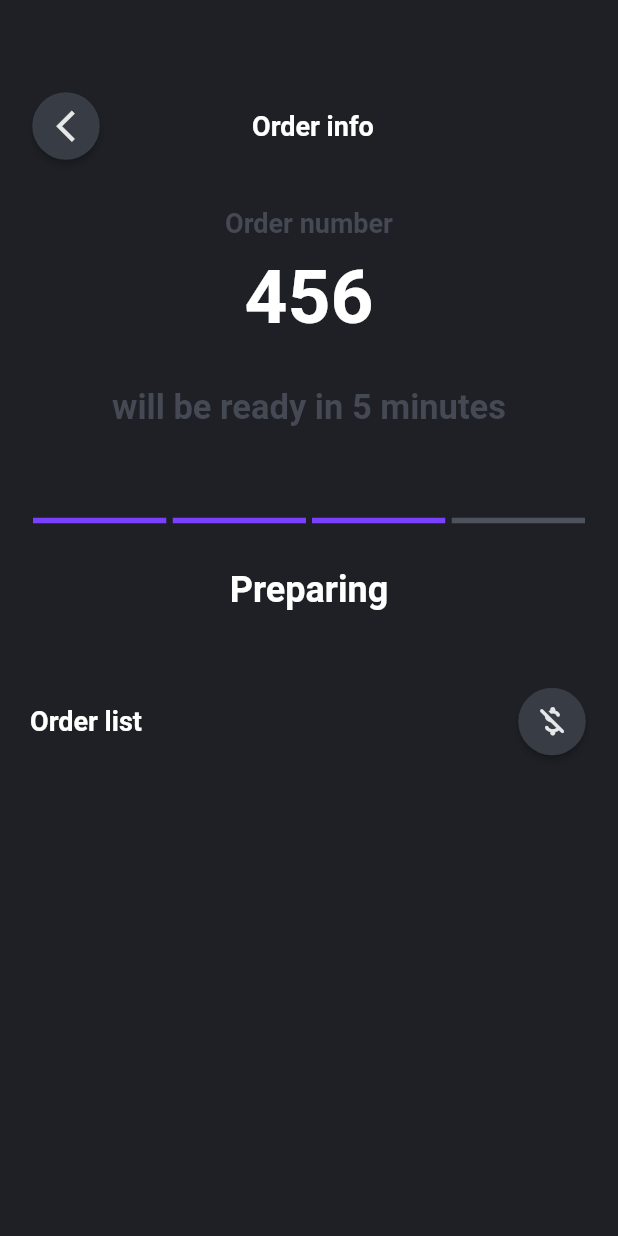
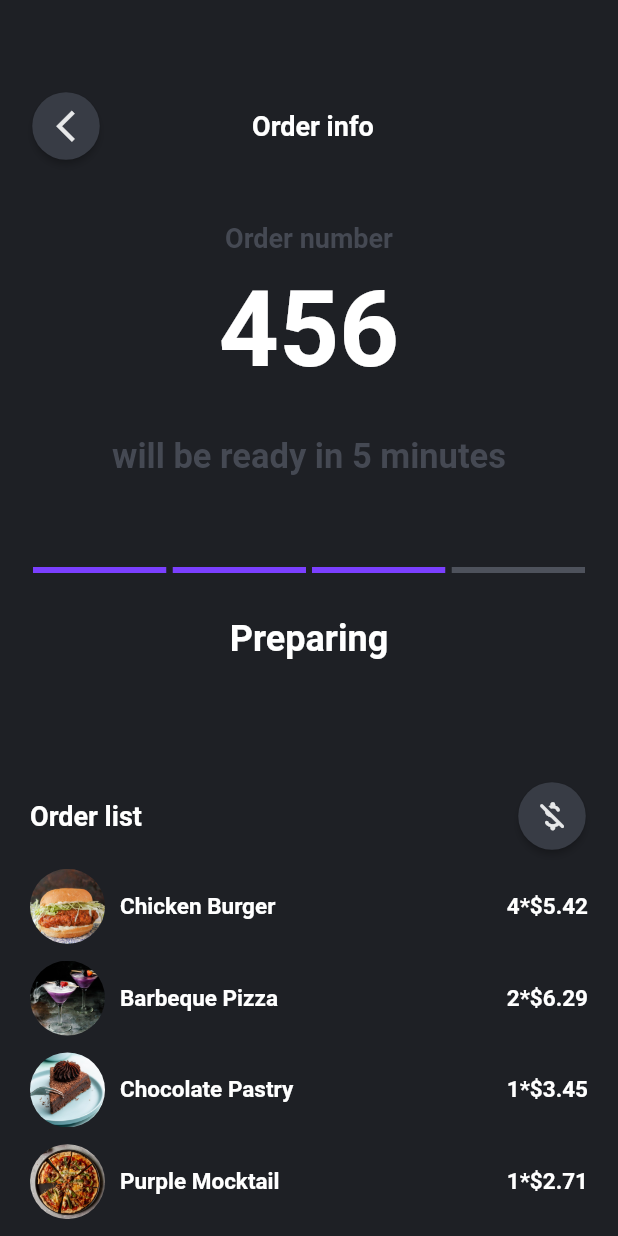
Before and after one commit to tanyarajhans/restaurant_ui_flutter, a Flutter app: the OrderScreen screen opened by its route, on a phone screen of 412 x 824 dp. Run offline on Flutter 3.47's test engine with Material 2 defaults, Android fonts, the phone set to English and light mode, and no system bars; drawn by our look-alikes of step_progress_indicator.

Commit message:
Order screen UI updated

```diff
--- a/lib/order_screen.dart
+++ b/lib/order_screen.dart
@@ -45,11 +45,8 @@ class OrderScreen extends StatelessWidget {
                     ]
                     )
                     ),
-                         SizedBox(
-                           height: 10.0
-                         ),
                     SizedBox(
-                           height: 20.0
+                           height: 40.0
                          ),
                     Text('Order number',
                          textAlign: TextAlign.center,
@@ -59,7 +56,7 @@ class OrderScreen extends StatelessWidget {
                          ),
                     Text('456',
                          textAlign: TextAlign.center,
-                         style: TextStyle(color: Colors.white, fontSize: 50.0, fontWeight: FontWeight.bold)),
+                         style: TextStyle(color: Colors.white, fontSize: 70.0, fontWeight: FontWeight.bold)),
                          SizedBox(
                            height: 30.0
                          ),
@@ -83,7 +80,7 @@ class OrderScreen extends StatelessWidget {
                          style: TextStyle(color: Colors.white,  fontSize: 24.0, fontWeight: FontWeight.w600)
                          ),
                          SizedBox(
-                           height: 50.0
+                           height: 80.0
                          ),
                          Row(
               mainAxisAlignment: MainAxisAlignment.spaceBetween,
@@ -102,12 +99,57 @@ class OrderScreen extends StatelessWidget {
                 padding: EdgeInsets.all(10.0),
   shape: CircleBorder(),
 ),
+]
+                         ),
 
-              ],
-            )
+                Expanded(child:
+                Column(
+                  crossAxisAlignment: CrossAxisAlignment.stretch,
+                  mainAxisAlignment: MainAxisAlignment.spaceEvenly,
+                  children: <Widget>[
+                    OrderItem(AssetImage('images/i1.jpeg'), 'Chicken Burger', '4', '\$5.42'),
+                    OrderItem(AssetImage('images/i2.jpeg'), 'Barbeque Pizza', '2', '\$6.29'),
+                    OrderItem(AssetImage('images/i3.jpeg'), 'Chocolate Pastry', '1', '\$3.45'),
+                    OrderItem(AssetImage('images/i4.jpeg'), 'Purple Mocktail', '1', '\$2.71'),
+                  ]
+                )
+                )
+
                 ]
               )
       )
     );
   }
 }
+
+class OrderItem extends StatelessWidget {
+  ImageProvider<Object> img;
+  String name;
+  String price;
+  String quantity;
+
+  OrderItem(this.img, this.name, this.quantity, this.price);
+  @override
+  Widget build(BuildContext context) {
+    return Row(
+      children: <Widget>[
+      ClipRRect(
+         borderRadius: BorderRadius.circular(80.0),
+
+         child: Image(image: img,
+           height: 50.0,
+           width: 50.0,
+         ),
+        ),
+      SizedBox(
+         width: 10.0,
+         ),
+      Text(name,
+      style: TextStyle(color: Colors.white,  fontSize: 15.0, fontWeight: FontWeight.w600)),
+      Spacer(),
+      Text('$quantity*$price',
+      style: TextStyle(color: Colors.white,  fontSize: 15.0, fontWeight: FontWeight.w600))
+      ],
+    );
+  }
+}
```
